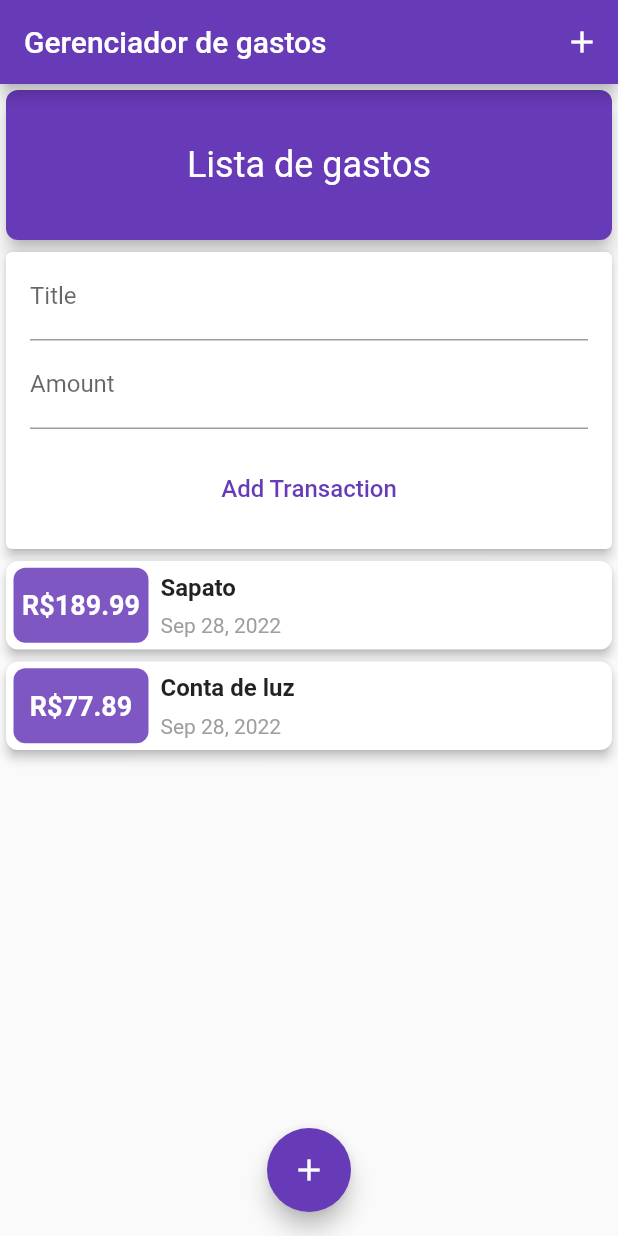
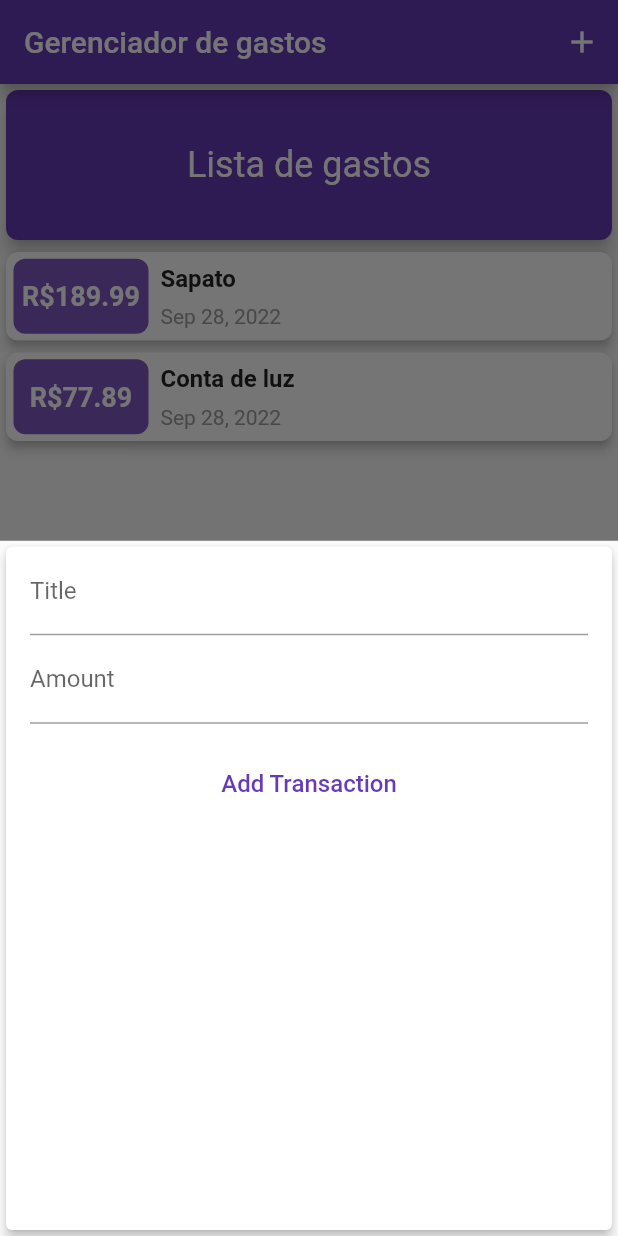
Before and after one commit to silveiraluisf/projeto_flutter_treino_gerenciador_gastos, a Flutter app: the screen it shows after launch, after a tap on the "add" icon, on a phone screen of 412 x 824 dp. Run offline on Flutter 3.47's test engine with Material 2 defaults, Android fonts, the light colour scheme and no system bars.

Commit message:
floatingactionbutton agora chama o formulario de gastos

```diff
--- a/lib/components/transaction_form.dart
+++ b/lib/components/transaction_form.dart
@@ -1,10 +1,17 @@
 import 'package:flutter/material.dart';
 
-class TransactionForm extends StatelessWidget {
+class TransactionForm extends StatefulWidget {
+  final Function addTx;
+
   TransactionForm(this.addTx);
 
-  final Function addTx;
+  @override
+  State<TransactionForm> createState() => _TransactionFormState();
+}
+
+class _TransactionFormState extends State<TransactionForm> {
   final titleController = TextEditingController();
+
   final amountController = TextEditingController();
 
   void submitData() {
@@ -15,10 +22,12 @@ class TransactionForm extends StatelessWidget {
       return;
     }
 
-    addTx(
+    widget.addTx(
       enteredTitle,
       enteredAmount,
     );
+
+    Navigator.pop(context);
   }
 
   @override
--- a/lib/components/user_transactions.dart
+++ /dev/null
@@ -1,42 +0,0 @@
-import 'package:flutter/material.dart';
-import '../components/transaction_form.dart';
-import '../components/transactions_list.dart';
-import '../models/transaction.dart';
-
-class UserTransactions extends StatefulWidget {
-  const UserTransactions({Key? key}) : super(key: key);
-
-  @override
-  State<UserTransactions> createState() => _UserTransactionsState();
-}
-
-class _UserTransactionsState extends State<UserTransactions> {
-  final List<Transaction> _userTransactions = [
-    Transaction(id: '1', title: 'Sapato', amount: 189.99, date: DateTime.now()),
-    Transaction(
-        id: '2', title: 'Conta de luz', amount: 77.89, date: DateTime.now()),
-  ];
-
-  void _addNewTransaction(String txTitle, double txAmount) {
-    final newTx = Transaction(
-        id: DateTime.now().toString(),
-        title: txTitle,
-        amount: txAmount,
-        date: DateTime.now(),
-    );
-
-    setState(() {
-      _userTransactions.add(newTx);
-    });
-  }
-
-  @override
-  Widget build(BuildContext context) {
-    return Column(
-      children: <Widget>[
-        TransactionForm(_addNewTransaction),
-        TransactionsList(_userTransactions),
-      ],
-    );
-  }
-}
--- a/lib/screens/home.dart
+++ b/lib/screens/home.dart
@@ -1,9 +1,48 @@
 import 'package:flutter/material.dart';
-import 'package:projeto_flutter_treino_5/components/user_transactions.dart';
+import 'package:projeto_flutter_treino_5/components/transactions_list.dart';
+import '../components/transaction_form.dart';
 import '../components/transactions_chart.dart';
+import '../models/transaction.dart';
 
-class Home extends StatelessWidget {
+class Home extends StatefulWidget {
   const Home({Key? key}) : super(key: key);
+
+  @override
+  State<Home> createState() => _HomeState();
+}
+
+class _HomeState extends State<Home> {
+  final List<Transaction> _userTransactions = [
+    Transaction(id: '1', title: 'Sapato', amount: 189.99, date: DateTime.now()),
+    Transaction(
+        id: '2', title: 'Conta de luz', amount: 77.89, date: DateTime.now()),
+  ];
+
+  void _addNewTransaction(String txTitle, double txAmount) {
+    final newTx = Transaction(
+      id: DateTime.now().toString(),
+      title: txTitle,
+      amount: txAmount,
+      date: DateTime.now(),
+    );
+
+    setState(() {
+      _userTransactions.add(newTx);
+    });
+  }
+
+  void _startAddNewTransaction(BuildContext context) {
+    showModalBottomSheet(
+      context: context,
+      builder: (_) {
+        return GestureDetector(
+          onTap: () {},
+          child: TransactionForm(_addNewTransaction),
+          behavior: HitTestBehavior.opaque,
+        );
+      },
+    );
+  }
 
   @override
   Widget build(BuildContext context) {
@@ -11,19 +50,23 @@ class Home extends StatelessWidget {
       appBar: AppBar(
         backgroundColor: Colors.deepPurple,
         title: const Text('Gerenciador de gastos'),
-        actions: [IconButton(onPressed: () {}, icon: const Icon(Icons.add))],
+        actions: [
+          IconButton(
+              onPressed: () => _startAddNewTransaction(context),
+              icon: const Icon(Icons.add))
+        ],
       ),
       body: SingleChildScrollView(
         child: Column(
-          children: const <Widget>[
+          children: <Widget>[
             TransactionsChart(),
-            UserTransactions(),
+            TransactionsList(_userTransactions),
           ],
         ),
       ),
       floatingActionButtonLocation: FloatingActionButtonLocation.centerFloat,
       floatingActionButton: FloatingActionButton(
-        onPressed: () {},
+        onPressed: () => _startAddNewTransaction(context),
         backgroundColor: Colors.deepPurple,
         child: const Icon(Icons.add),
       ),
```
